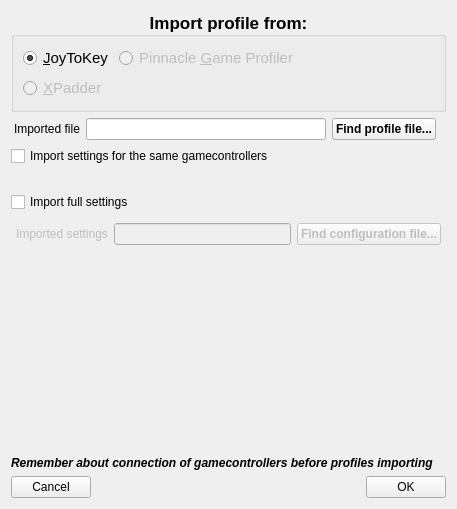
Old version of the form src/profileimporter.ui in the repository AntiMicroX/antimicrox.
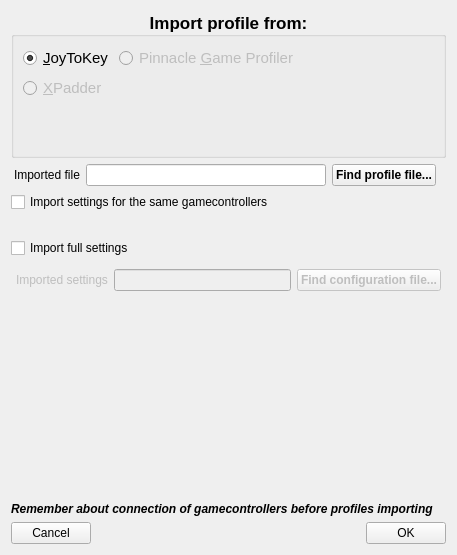
New version of the form.

Commit message: Next part of class "profileimporter"

Patch:
```diff
--- a/src/profileimporter.ui
+++ b/src/profileimporter.ui
@@ -7,7 +7,7 @@
     <x>0</x>
     <y>0</y>
     <width>457</width>
-    <height>459</height>
+    <height>555</height>
    </rect>
   </property>
   <property name="windowTitle">
```
The commit also changes 2 other files.
